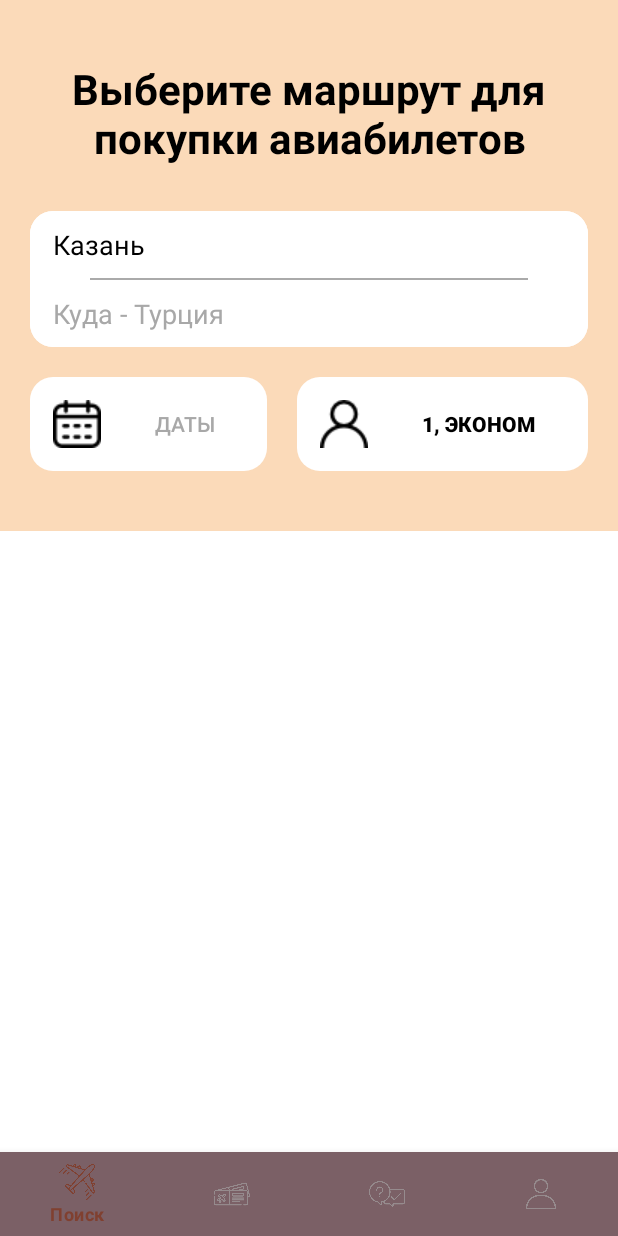
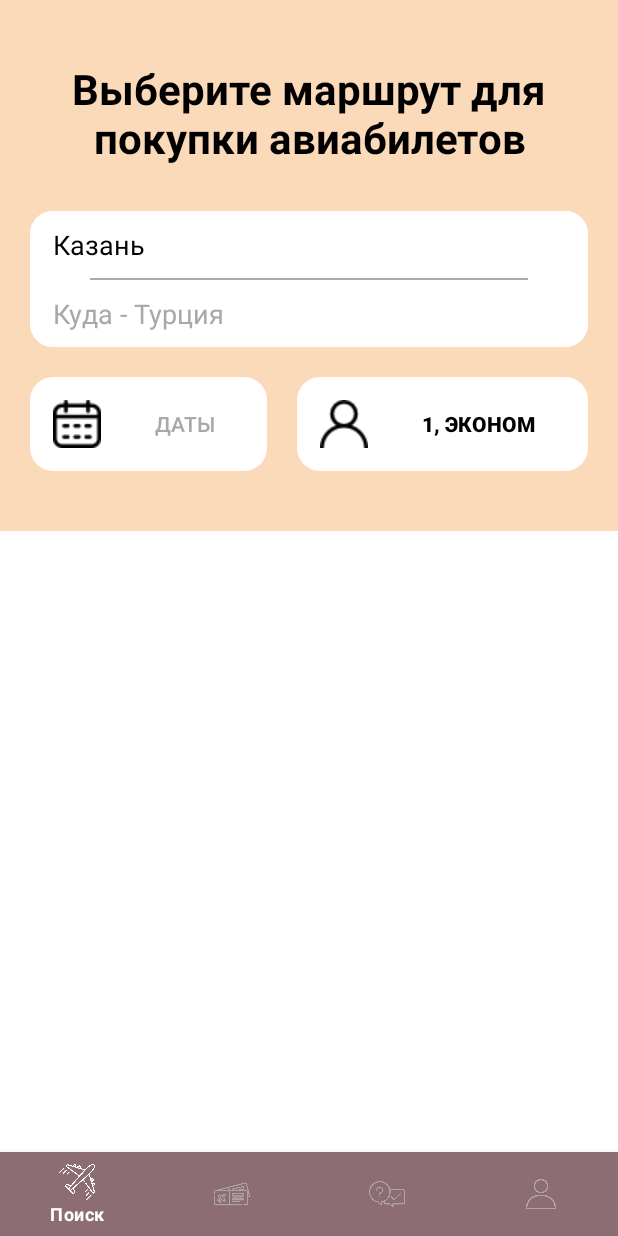
Before and after one commit to nametttt/OchyMobil, an Android app: the screen it shows after launch once a user with an empty profile is signed in (MainActivity), on a phone screen of 412 x 824 dp. Run offline under Robolectric (Android 15) with nearby library versions, the phone set to English and light mode, and no system bars; our stand-ins replace Firebase (no records; nobody signed in at launch, a user with empty details on screens opened directly); 2 statements that could not run were skipped.

Commit message:
менюшка норм

```diff
--- a/app/src/main/res/layout/activity_main.xml
+++ b/app/src/main/res/layout/activity_main.xml
@@ -22,6 +22,6 @@
         android:layout_alignParentBottom="true"
         android:layout_height="?actionBarSize"
         android:theme="@style/AppTheme"
-        app:backgroundTint="#7b6066"
+        app:backgroundTint="#8d6d74"
         app:menu="@menu/bnb" />
 </RelativeLayout>
--- a/app/src/main/res/values/styles.xml
+++ b/app/src/main/res/values/styles.xml
@@ -2,9 +2,9 @@
 <resources>
     <style name="AppTheme" parent="Theme.MaterialComponents.Light.NoActionBar">
         <!-- Customize your theme here. -->
-        <item name="colorPrimary">@color/brown</item>
+        <item name="colorPrimary">@color/white</item>
         <item name="colorControlActivated">@color/bezh</item>
-        <item name="colorOnSurface">@color/hz</item>
+        <item name="colorOnSurface">#c7c7c7</item>
         <item name="colorAccent">@color/bezh</item>
 
     </style>
```
